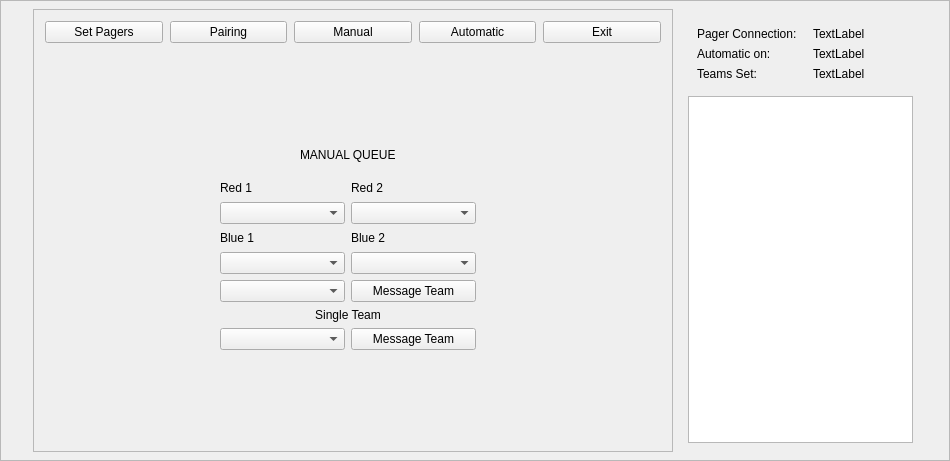
Old version of the form App/PCUI.ui in the repository BotPager/pc-software.
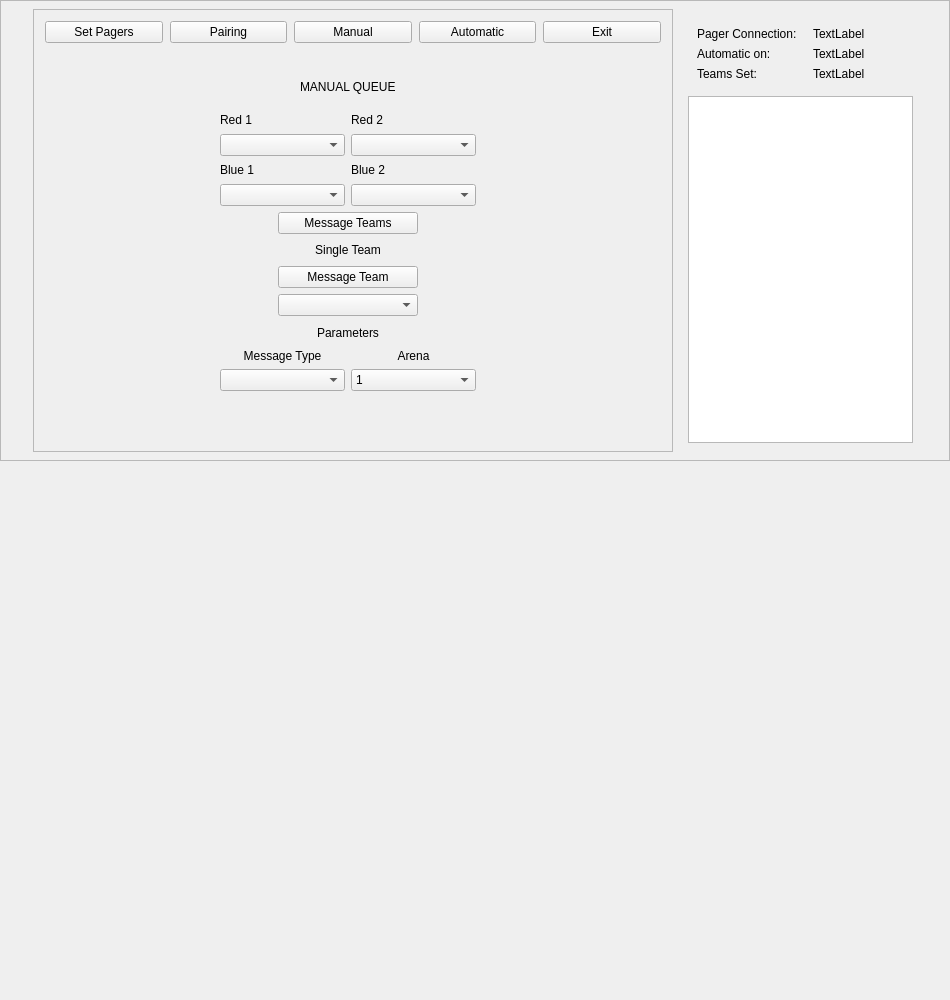
New version of the form. The open tabs and pages were chosen to show the change.

Commit message: manual ui changes, add clear button, add parameters for manual

What changed in the file:
```diff
--- a/App/PCUI.ui
+++ b/App/PCUI.ui
@@ -7,7 +7,7 @@
     <x>0</x>
     <y>0</y>
     <width>950</width>
-    <height>461</height>
+    <height>1000</height>
    </rect>
   </property>
   <property name="sizePolicy">
@@ -19,7 +19,7 @@
   <property name="minimumSize">
    <size>
     <width>900</width>
-    <height>0</height>
+    <height>461</height>
    </size>
   </property>
   <property name="windowTitle">
@@ -590,19 +590,6 @@
                 <item>
                  <widget class="QFrame" name="ManualIcons">
                   <layout class="QVBoxLayout" name="verticalLayout_6">
-                   <item>
-                    <spacer name="verticalSpacer">
-                     <property name="orientation">
-                      <enum>Qt::Orientation::Vertical</enum>
-                     </property>
-                     <property name="sizeHint" stdset="0">
-                      <size>
-                       <width>20</width>
-                       <height>30</height>
-                      </size>
-                     </property>
-                    </spacer>
-                   </item>
                    <item>
                     <widget class="QFrame" name="horizontalFrame">
                      <property name="minimumSize">
@@ -725,14 +712,17 @@
                     </layout>
                    </item>
                    <item>
-                    <layout class="QHBoxLayout" name="horizontalLayout_11">
-                     <item>
-                      <widget class="QComboBox" name="Intensity"/>
-                     </item>
+                    <layout class="QHBoxLayout" name="horizontalLayout_13">
                      <item>
                       <widget class="QPushButton" name="MessageTeam">
+                       <property name="maximumSize">
+                        <size>
+                         <width>140</width>
+                         <height>16777215</height>
+                        </size>
+                       </property>
                        <property name="text">
-                        <string>Message Team</string>
+                        <string>Message Teams</string>
                        </property>
                       </widget>
                      </item>
@@ -752,12 +742,15 @@
                     </widget>
                    </item>
                    <item>
-                    <layout class="QHBoxLayout" name="horizontalLayout_8">
-                     <item>
-                      <widget class="QComboBox" name="TeamF_box"/>
-                     </item>
+                    <layout class="QHBoxLayout" name="horizontalLayout_11">
                      <item>
                       <widget class="QPushButton" name="Message_single">
+                       <property name="maximumSize">
+                        <size>
+                         <width>140</width>
+                         <height>16777215</height>
+                        </size>
+                       </property>
                        <property name="text">
                         <string>Message Team</string>
                        </property>
@@ -766,17 +759,94 @@
                     </layout>
                    </item>
                    <item>
-                    <spacer name="verticalSpacer_2">
-                     <property name="orientation">
-                      <enum>Qt::Orientation::Vertical</enum>
+                    <layout class="QVBoxLayout" name="verticalLayout_9">
+                     <item>
+                      <layout class="QHBoxLayout" name="horizontalLayout_12">
+                       <item>
+                        <widget class="QComboBox" name="TeamF_box">
+                         <property name="maximumSize">
+                          <size>
+                           <width>140</width>
+                           <height>16777215</height>
+                          </size>
+                         </property>
+                        </widget>
+                       </item>
+                      </layout>
+                     </item>
+                    </layout>
+                   </item>
+                   <item>
+                    <widget class="QLabel" name="label_6">
+                     <property name="text">
+                      <string>Parameters</string>
                      </property>
-                     <property name="sizeHint" stdset="0">
+                     <property name="alignment">
+                      <set>Qt::AlignmentFlag::AlignCenter</set>
+                     </property>
+                    </widget>
+                   </item>
+                   <item>
+                    <layout class="QGridLayout" name="gridLayout_6">
+                     <item row="0" column="1">
+                      <widget class="QLabel" name="Arena">
+                       <property name="text">
+                        <string>Arena</string>
+                       </property>
+                       <property name="alignment">
+                        <set>Qt::AlignmentFlag::AlignCenter</set>
+                       </property>
+                      </widget>
+                     </item>
+                     <item row="1" column="0">
+                      <widget class="QComboBox" name="Intensity"/>
+                     </item>
+                     <item row="0" column="0">
+                      <widget class="QLabel" name="label">
+                       <property name="text">
+                        <string>Message Type</string>
+                       </property>
+                       <property name="alignment">
+                        <set>Qt::AlignmentFlag::AlignCenter</set>
+                       </property>
+                      </widget>
+                     </item>
+                     <item row="1" column="1">
+                      <widget class="QComboBox" name="Arena_select">
+                       <item>
+                        <property name="text">
+                         <string>1</string>
+                        </property>
+                       </item>
+                       <item>
+                        <property name="text">
+                         <string>2</string>
+                        </property>
+                       </item>
+                       <item>
+                        <property name="text">
+                         <string>3</string>
+                        </property>
+                       </item>
+                       <item>
+                        <property name="text">
+                         <string>4</string>
+                        </property>
+                       </item>
+                      </widget>
+                     </item>
+                    </layout>
+                   </item>
+                   <item>
+                    <widget class="QFrame" name="verticalFrame">
+                     <property name="maximumSize">
                       <size>
-                       <width>20</width>
-                       <height>40</height>
+                       <width>125</width>
+                       <height>16777215</height>
                       </size>
                      </property>
-                    </spacer>
+                     <layout class="QVBoxLayout" name="verticalLayout_8"/>
+                    </widget>
                    </item>
                   </layout>
                  </widget>
```
Left out of the diff: 68 changed lines with no effect on the pictures.
